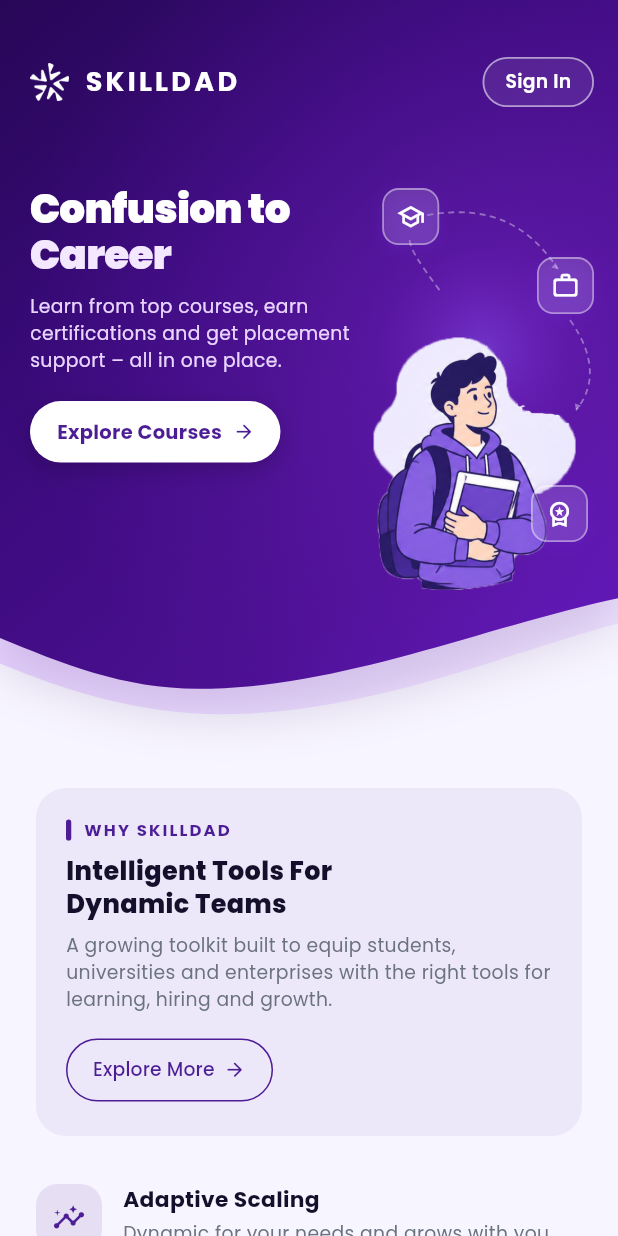
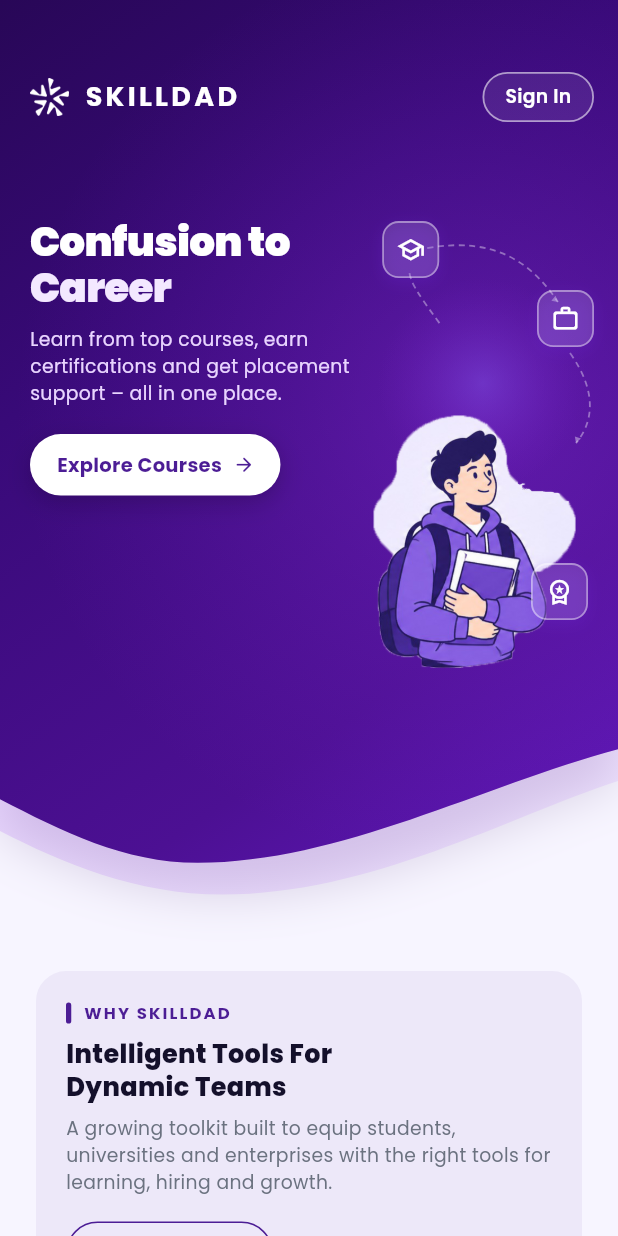
Before and after one commit to prohostix12/skilldad-mobile, a Flutter app: the screen it shows after launch, on a phone screen of 412 x 824 dp. Run offline on Flutter 3.47's test engine with Material 3 defaults, Android fonts, the light colour scheme and no system bars; our stand-ins replace google_fonts, image_picker, share_plus, shared_preferences, web, webview_flutter and 1 more; missing offline and left inert: dart:js_interop, dart:ui_web; accounts and stored records are empty; network calls fail.

Commit message:
style(home): further increase purple top section height and graphic to 160 bottom padding and 300 graphic height

```diff
--- a/lib/screens/home_screen.dart
+++ b/lib/screens/home_screen.dart
@@ -218,7 +218,7 @@ class _CurvedHeader extends StatelessWidget {
     return CustomPaint(
       painter: const _HeaderWavePainter(),
       child: Padding(
-        padding: EdgeInsets.fromLTRB(20, topInset + 38, 16, 90),
+        padding: EdgeInsets.fromLTRB(20, topInset + 48, 16, 160),
         child: Column(
           mainAxisSize: MainAxisSize.min,
           crossAxisAlignment: CrossAxisAlignment.start,
@@ -228,7 +228,7 @@ class _CurvedHeader extends StatelessWidget {
               onSignIn: onSignIn,
               onSignOut: onSignOut,
             ),
-            const SizedBox(height: 52),
+            const SizedBox(height: 64),
             _HeroContent(
               isSignedIn: isSignedIn,
               onExploreCourses: onExploreCourses,
@@ -584,7 +584,7 @@ class _HeroGraphic extends StatelessWidget {
   @override
   Widget build(BuildContext context) {
     return SizedBox(
-      height: 270,
+      height: 300,
       child: Stack(
         clipBehavior: Clip.none,
         children: [
```
